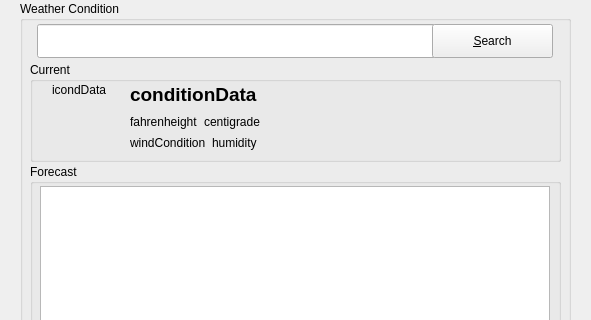
Old version of the form panahon.ui in the repository frietz/panahon; both pictures show x 0 to 591 and y 0 to 320 of the 591 by 570 pixel window.
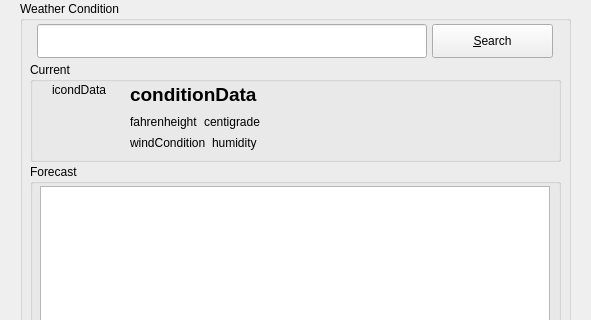
New version of the form. Icons and pictures are not drawn. Custom widgets are drawn as their Qt base class.

Commit message: remove rss.png in resource; fix width and text of 'about panahon' dialog box

What changed in the file:
```diff
--- a/panahon.ui
+++ b/panahon.ui
@@ -95,7 +95,7 @@
      <rect>
       <x>17</x>
       <y>23</y>
-      <width>400</width>
+      <width>390</width>
       <height>34</height>
      </rect>
     </property>
```
The commit also changes 2 other files.
